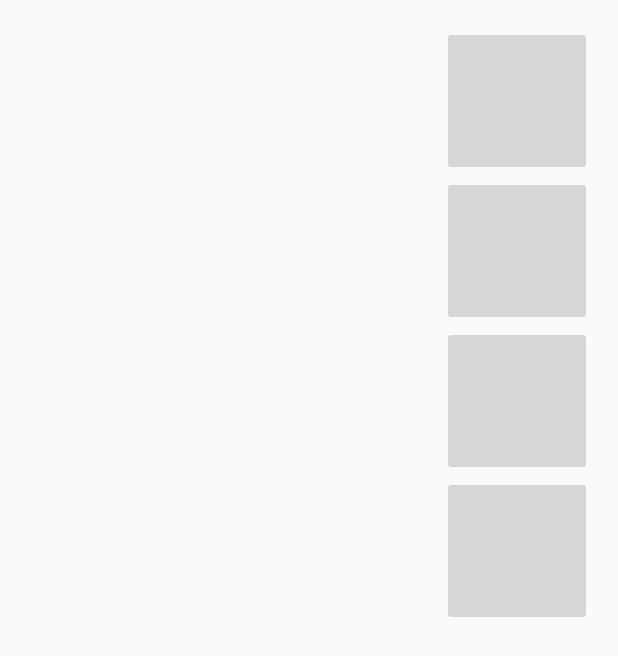
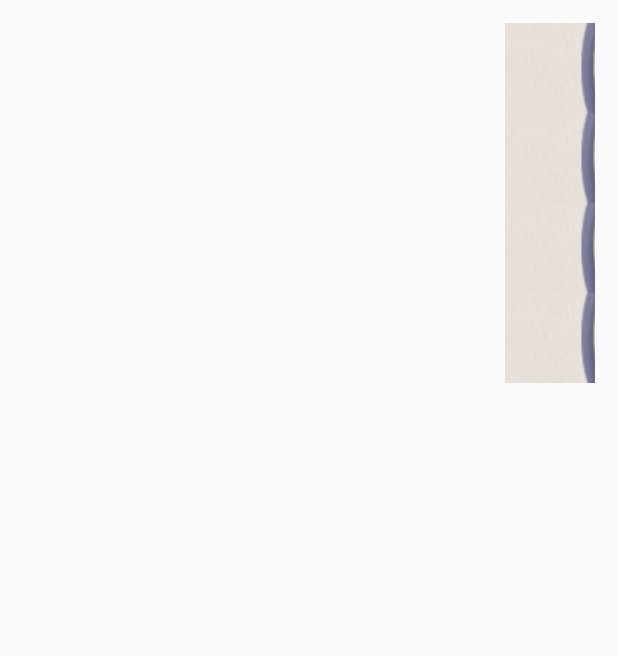
Before and after one commit to KshitijJolly/Mobitar, an Android app: the screen it shows after launch (MainActivity), on a phone screen of 412 x 824 dp. Shown: the top 656 px of the screen. Run offline under Robolectric (Android 15) with nearby library versions, the phone set to English and light mode, and no system bars.

Commit message:
Added radio buttons

```diff
--- a/app/src/main/java/com/example/ankit/jolly/mobitar/MainActivity.java
+++ b/app/src/main/java/com/example/ankit/jolly/mobitar/MainActivity.java
@@ -8,6 +8,7 @@ import android.view.MotionEvent;
 import android.view.View;
 import android.widget.EditText;
 import android.widget.ImageButton;
+import android.widget.RadioButton;
 import android.widget.Toast;
 
 public class MainActivity extends Activity {
@@ -54,4 +55,29 @@ public class MainActivity extends Activity {
             }
         return super.onTouchEvent(event);
     }
+
+    public void onRadioButtonClicked(View view) {
+        // Is the button now checked?
+        boolean checked = ((RadioButton) view).isChecked();
+
+        // Check which radio button was clicked
+        switch(view.getId()) {
+            case R.id.chordA:
+                if (checked)
+                    Toast.makeText(getApplicationContext(),"1st",Toast.LENGTH_SHORT).show();
+                    break;
+            case R.id.chordB:
+                if (checked)
+                    Toast.makeText(getApplicationContext(),"2nd",Toast.LENGTH_SHORT).show();
+                    break;
+            case R.id.chordC:
+                if (checked)
+                    Toast.makeText(getApplicationContext(),"3rd",Toast.LENGTH_SHORT).show();
+                    break;
+            case R.id.chordD:
+                if (checked)
+                    Toast.makeText(getApplicationContext(),"4th",Toast.LENGTH_SHORT).show();
+                    break;
+        }
+    }
 }
--- a/app/src/main/res/layout/activity_main.xml
+++ b/app/src/main/res/layout/activity_main.xml
@@ -10,39 +10,33 @@
         android:layout_width="match_parent"
         android:layout_height="match_parent"
         android:orientation="vertical">
-    <LinearLayout
-        android:layout_width="match_parent"
+
+    <RadioGroup xmlns:android="http://schemas.android.com/apk/res/android"
+        android:layout_width="fill_parent"
         android:layout_height="wrap_content"
         android:orientation="vertical"
-        android:layout_weight="20"
-        android:padding="2dp"
         android:gravity="right">
-        <ImageButton
-            android:id="@+id/imageButton"
-            android:layout_width="100dp"
-            android:layout_height="100dp"
-            app:srcCompat="@color/colorPrimary" />
-
-        <ImageButton
-            android:id="@+id/imageButton2"
-            android:layout_width="100dp"
-            android:layout_height="100dp"
-            app:srcCompat="@color/colorPrimary" />
-
-        <ImageButton
-            android:id="@+id/imageButton3"
-            android:layout_width="100dp"
-            android:layout_height="100dp"
-            app:srcCompat="@color/colorPrimary" />
-
-        <ImageButton
-            android:id="@+id/imageButton4"
-            android:layout_width="100dp"
-            android:layout_height="100dp"
-            app:srcCompat="@color/colorPrimary"
-            tools:layout_editor_absoluteX="314dp"
-            tools:layout_editor_absoluteY="166dp" />
-    </LinearLayout>
+        <RadioButton android:id="@+id/chordA"
+            android:layout_width="60dp"
+            android:layout_height="60dp"
+            android:button="@drawable/button"
+            android:onClick="onRadioButtonClicked"/>
+        <RadioButton android:id="@+id/chordB"
+            android:layout_width="60dp"
+            android:layout_height="60dp"
+            android:button="@drawable/button"
+            android:onClick="onRadioButtonClicked"/>
+        <RadioButton android:id="@+id/chordC"
+            android:layout_width="60dp"
+            android:layout_height="60dp"
+            android:button="@drawable/button"
+            android:onClick="onRadioButtonClicked"/>
+        <RadioButton android:id="@+id/chordD"
+            android:layout_width="60dp"
+            android:layout_height="60dp"
+            android:button="@drawable/button"
+            android:onClick="onRadioButtonClicked"/>
+    </RadioGroup>
 
     </LinearLayout>
 </android.support.constraint.ConstraintLayout>
```
Also changed, not shown: app/src/main/res/drawable/button.jpg (added).
